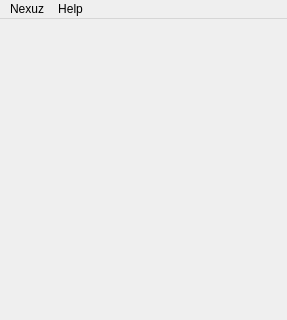
Old version of the form src/Client/GUI/design/MainWindow.ui in the repository industral/Nexuz; both pictures show x 0 to 287 and y 0 to 320 of the 287 by 479 pixel window.
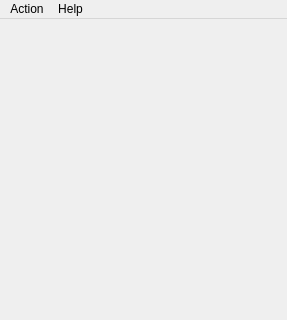
New version of the form.

Patch:
```diff
--- a/src/Client/GUI/design/MainWindow.ui
+++ b/src/Client/GUI/design/MainWindow.ui
@@ -25,7 +25,7 @@
    </property>
    <widget class="QMenu" name="menuAsdasd">
     <property name="title">
-     <string>Nexuz</string>
+     <string>Action</string>
     </property>
     <addaction name="actionSearch_buddies"/>
     <addaction name="actionAdd_new_buddie"/>
```
Left out of the diff: 21 changed lines with no effect on the pictures.
